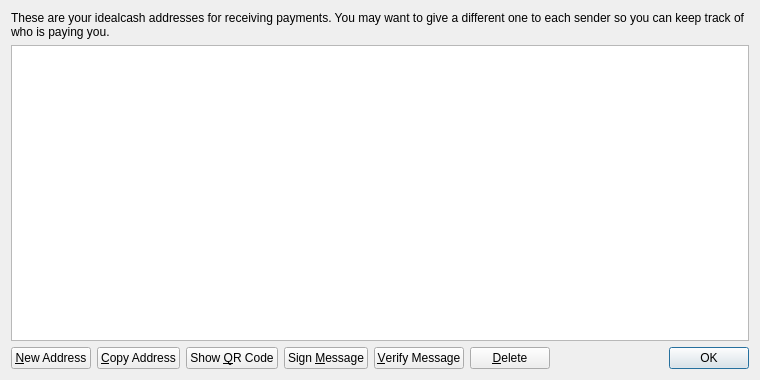
Before: the Qt Designer form src/qt/forms/addressbookpage.ui in flokisatoshi/IdealCash-DEAL, drawn with Qt 5.
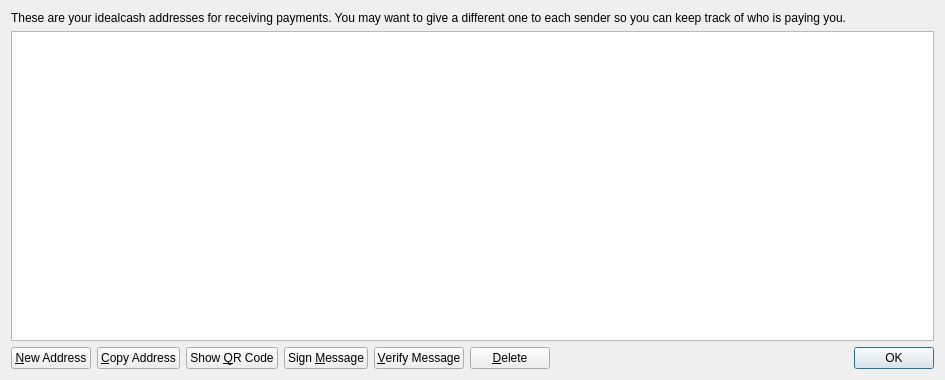
After: the same form once the commit is applied. Icons and pictures are not drawn.

Diff of the .ui file:
```diff
--- a/src/qt/forms/addressbookpage.ui
+++ b/src/qt/forms/addressbookpage.ui
@@ -6,7 +6,7 @@
    <rect>
     <x>0</x>
     <y>0</y>
-    <width>760</width>
+    <width>945</width>
     <height>380</height>
    </rect>
   </property>
@@ -39,7 +39,7 @@
       <bool>false</bool>
      </property>
      <property name="alternatingRowColors">
-      <bool>true</bool>
+      <bool>false</bool>
      </property>
      <property name="selectionMode">
       <enum>QAbstractItemView::SingleSelection</enum>
```
